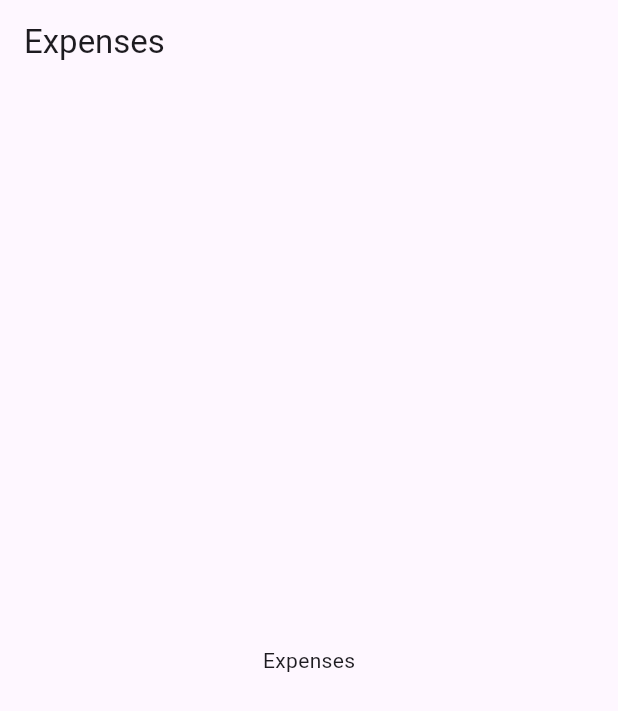
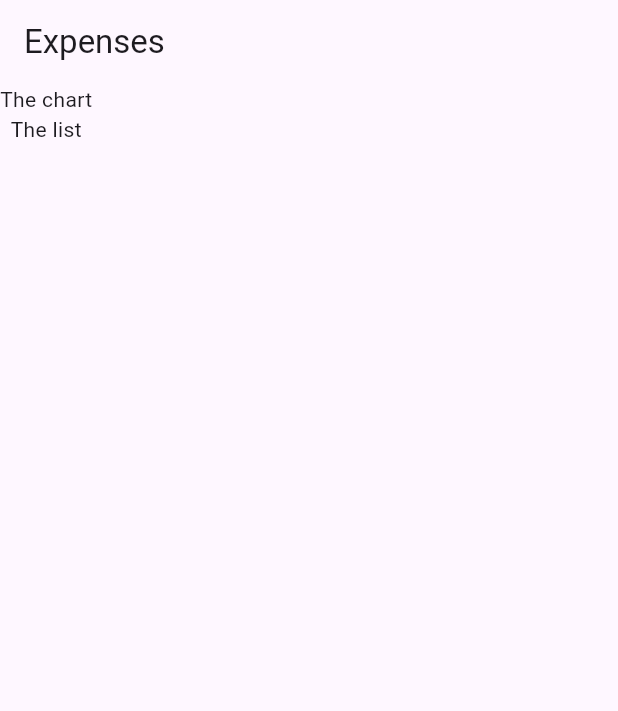
Before and after one commit to Rikstam/expense-tracker, a Flutter app: the screen it shows after launch, on a phone screen of 412 x 824 dp. Shown: the top 711 px of the screen. Run offline on Flutter 3.47's test engine with Material 3 defaults, Android fonts, the phone set to English and light mode, and no system bars.

Commit message:
Very basic Scaffolding

```diff
--- a/lib/expenses.dart
+++ b/lib/expenses.dart
@@ -1,7 +1,7 @@
 import 'package:flutter/material.dart';
 
 class Expenses extends StatefulWidget {
-  const Expenses({Key? key}) : super(key: key);
+  const Expenses({super.key});
 
   @override
   State<StatefulWidget> createState() {
@@ -16,9 +16,10 @@ class _ExpensesState extends State<Expenses> {
       appBar: AppBar(
         title: const Text('Expenses'),
       ),
-      body: const Center(
-        child: Text('Expenses'),
-      ),
+      body: Column(children: const [
+        Text('The chart'),
+        Text('The list'),
+      ]),
     );
   }
 }
```
